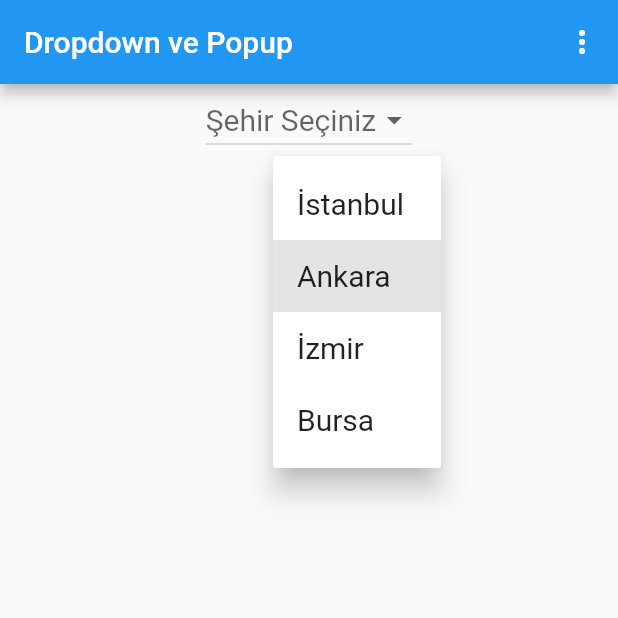
After one commit to bilgekanbur/ResimWidgetKullanimi_KayipKediIlanlari, a Flutter app: the screen it shows after launch, after a tap on the "more vert" icon, on a phone screen of 412 x 824 dp, the top half of it. The commit adds this screen. Run offline on Flutter 3.47's test engine with Material 3 defaults, Android fonts, the phone set to English and light mode, and no system bars; network calls fail.

Commit message:
drop down menu eklendi

```diff
--- a/lib/buton_turleri.dart
+++ b/lib/buton_turleri.dart
@@ -31,6 +31,7 @@ class ButonTurleri extends StatelessWidget {
                   if (states.contains(WidgetState.hovered)) {
                     return Colors.amber;
                   }
+                  return null;
                 }),
               ),
               label: Text("TEXT BUTTON WİTH İCON"),
--- /dev/null
+++ b/lib/dropdown_popup_menu.dart
@@ -0,0 +1,88 @@
+import 'package:flutter/material.dart';
+
+class DropdownPopupMenu extends StatelessWidget {
+  const DropdownPopupMenu({super.key});
+
+  @override
+  Widget build(BuildContext context) {
+    return Scaffold(
+      appBar: AppBar(
+        title: Text("Dropdown ve Popup"),
+        actions: [PopupMenuKullanimi()],
+        backgroundColor: Colors.blue,
+      ),
+      body: const Center(
+        child: Column(
+          children: [DropDownButtonKullanimi(), PopupMenuKullanimi()],
+        ),
+      ),
+    );
+  }
+}
+
+class DropDownButtonKullanimi extends StatefulWidget {
+  const DropDownButtonKullanimi({super.key});
+
+  @override
+  State<DropDownButtonKullanimi> createState() =>
+      _DropDownButtonKullanimiState();
+}
+
+class _DropDownButtonKullanimiState extends State<DropDownButtonKullanimi> {
+  var _secilenSehir;
+  final _sehirler = ["Ankara", "Bursa", "Erzurum", "Eskişehir"];
+  @override
+  Widget build(BuildContext context) {
+    return DropdownButton<String>(
+      hint: Text("Şehir Seçiniz"),
+      value: _secilenSehir,
+      items: _sehirler
+          .map(
+            (String sehir) =>
+                DropdownMenuItem(value: sehir, child: Text(sehir)),
+          )
+          .toList(),
+
+      // items: [
+      //   DropdownMenuItem(child: Text("Ankara"), value: "Ankara"),
+      //   DropdownMenuItem(child: Text("İzmir"), value: "İzmir"),
+      //   DropdownMenuItem(child: Text("İstanbul"), value: "İstanbul"),
+      // ],
+      onChanged: (value) {
+        debugPrint("seçilen şehir $value");
+        setState(() {
+          _secilenSehir = value!;
+        });
+      },
+    );
+  }
+}
+
+class PopupMenuKullanimi extends StatefulWidget {
+  const PopupMenuKullanimi({super.key});
+
+  @override
+  State<PopupMenuKullanimi> createState() => _PopupMenuKullanimiState();
+}
+
+class _PopupMenuKullanimiState extends State<PopupMenuKullanimi> {
+  var _secilenSehir = "Ankara";
+  final List<String> _sehirler = ["İstanbul", "Ankara", "İzmir", "Bursa"];
+  @override
+  Widget build(BuildContext context) {
+    return PopupMenuButton<String>(
+      initialValue: _secilenSehir,
+      //child: Text(_secilenSehir),
+      itemBuilder: (context) {
+        return _sehirler.map((String sehir) {
+          return PopupMenuItem(child: Text(sehir), value: sehir);
+        }).toList();
+      },
+      onSelected: (value) {
+        setState(() {
+          _secilenSehir = value;
+        });
+      },
+    );
+  }
+}
--- a/lib/main.dart
+++ b/lib/main.dart
@@ -1,7 +1,9 @@
 import 'package:flutter/foundation.dart';
 import 'package:flutter/material.dart';
 import 'package:flutter_application_3/buton_turleri.dart';
+import 'package:flutter_application_3/dropdown_popup_menu.dart';
 import 'package:flutter_application_3/resim_widgetler.dart';
+
 
 void main() {
   debugPrint("main methodu tetiklendi");
@@ -27,13 +29,13 @@ class MyApp extends StatelessWidget {
         ),
         primarySwatch: Colors.pink,
       ),
-      home: ResimWidgetler(),
+      home:DropdownPopupMenu(),
     );
   }
 }
 
 class MyHomePage extends StatefulWidget {
-  MyHomePage({super.key});
+  const MyHomePage({super.key});
 
   @override
   State<MyHomePage> createState() => _MyHomePageState();
```
